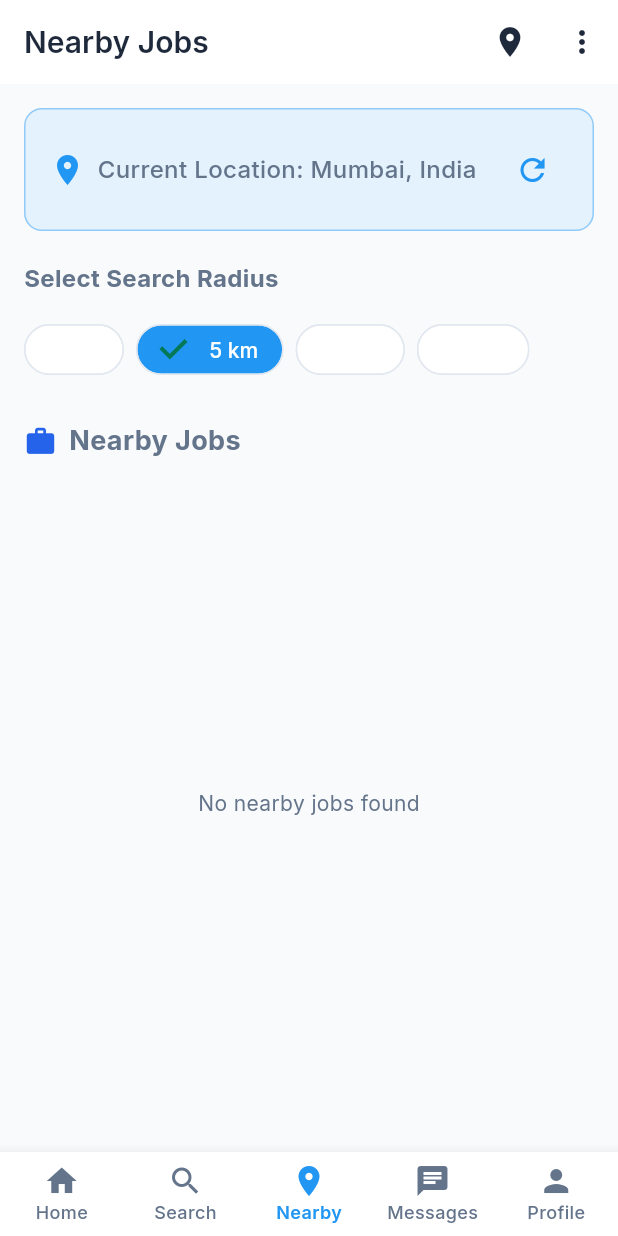
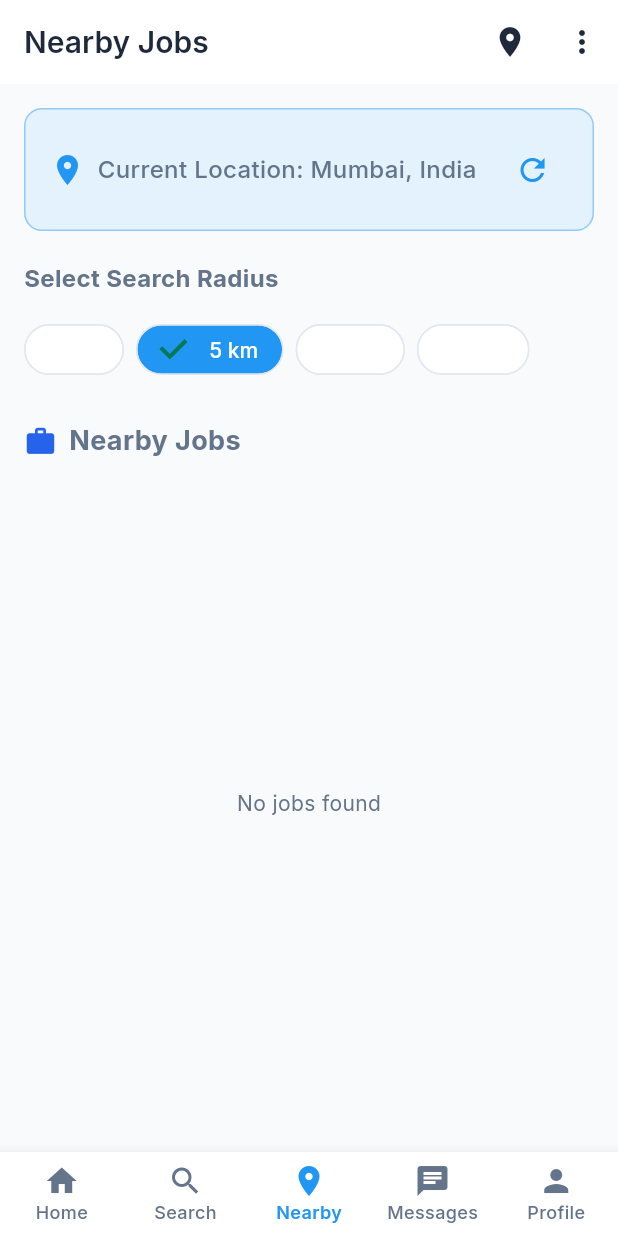
Before and after one commit to gargraman/dehadi, a Flutter app: the NearbyScreen screen opened directly, on a phone screen of 412 x 824 dp. Run offline on Flutter 3.47's test engine with Material 3 defaults, Android fonts, the phone set to English and light mode, and no system bars; our stand-ins replace geolocator, shared_preferences, speech_to_text; accounts and stored records are empty; network calls fail.

Commit message:
Update app screens to use localized text strings for better internationalization
Integrates AppLocalizations into JobDetailsScreen and NearbyScreen, replacing hardcoded strings with localized versions for improved internationalization.

Replit-Commit-Author: Agent
Replit-Commit-Session-Id: 062b38ab-9fec-4597-9939-1711e8e2aadf
Replit-Commit-Checkpoint-Type: intermediate_checkpoint
Replit-Commit-Event-Id: a5132073-a1f4-47a0-9e87-2917d3b65fbe
Replit-Commit-Screenshot-Url: https://storage.googleapis.com/screenshot-production-us-central1/53b2f37c-7a1d-438f-b4bc-e5e724098ef8/062b38ab-9fec-4597-9939-1711e8e2aadf/Vcxtdib

```diff
--- a/hireconnect_flutter/lib/screens/nearby_screen.dart
+++ b/hireconnect_flutter/lib/screens/nearby_screen.dart
@@ -1,4 +1,5 @@
 import 'package:flutter/material.dart';
+import '../l10n/app_localizations.dart';
 import '../widgets/job_card.dart';
 import '../models/job.dart';
 import '../services/api_service.dart';
@@ -81,15 +82,18 @@ class _NearbyScreenState extends State<NearbyScreen> {
 
   @override
   Widget build(BuildContext context) {
+    final l10n = AppLocalizations.of(context);
+
     return Scaffold(
       appBar: AppBar(
-        title: const Text('Nearby Jobs'),
+        title: Text(l10n?.nearbyJobs ?? 'Nearby Jobs'),
         actions: [
           IconButton(
             icon: const Icon(Icons.location_on),
             onPressed: () {
               // Handle location refresh
             },
+            tooltip: l10n?.refreshLocation ?? 'Refresh Location',
           ),
           PopupMenuButton<String>(
             onSelected: (String value) {
@@ -98,18 +102,18 @@ class _NearbyScreenState extends State<NearbyScreen> {
               }
             },
             itemBuilder: (BuildContext context) => <PopupMenuEntry<String>>[
-              const PopupMenuItem<String>(
+              PopupMenuItem<String>(
                 value: 'profile',
-                child: Text('Profile'),
+                child: Text(l10n?.profile ?? 'Profile'),
               ),
-              const PopupMenuItem<String>(
+              PopupMenuItem<String>(
                 value: 'settings',
-                child: Text('Settings'),
+                child: Text(l10n?.settings ?? 'Settings'),
               ),
               const PopupMenuDivider(),
-              const PopupMenuItem<String>(
+              PopupMenuItem<String>(
                 value: 'logout',
-                child: Text('Logout'),
+                child: Text(l10n?.logout ?? 'Logout'),
               ),
             ],
           ),
@@ -151,9 +155,9 @@ class _NearbyScreenState extends State<NearbyScreen> {
             const SizedBox(height: 20),
 
             // Radius selection
-            const Text(
-              'Select Search Radius',
-              style: TextStyle(
+            Text(
+              l10n?.searchRadius ?? 'Select Search Radius',
+              style: const TextStyle(
                 fontSize: 16,
                 fontWeight: FontWeight.bold,
               ),
@@ -182,9 +186,9 @@ class _NearbyScreenState extends State<NearbyScreen> {
               children: [
                 Icon(Icons.work, size: 22, color: Theme.of(context).colorScheme.primary),
                 const SizedBox(width: 8),
-                const Text(
-                  'Nearby Jobs',
-                  style: TextStyle(
+                Text(
+                  l10n?.nearbyJobs ?? 'Nearby Jobs',
+                  style: const TextStyle(
                     fontSize: 18,
                     fontWeight: FontWeight.bold,
                   ),
@@ -196,7 +200,7 @@ class _NearbyScreenState extends State<NearbyScreen> {
             // Jobs list
             Expanded(
               child: jobs.isEmpty
-                  ? const Center(child: Text('No nearby jobs found'))
+                  ? Center(child: Text(l10n?.noJobsFound ?? 'No nearby jobs found'))
                   : ListView.builder(
                       itemCount: jobs.length,
                       itemBuilder: (context, index) {
@@ -214,8 +218,8 @@ class _NearbyScreenState extends State<NearbyScreen> {
                           onApply: () {
                             // Handle job application
                             ScaffoldMessenger.of(context).showSnackBar(
-                              const SnackBar(
-                                content: Text('Applied to job successfully!'),
+                              SnackBar(
+                                content: Text(l10n?.appliedSuccessfully ?? 'Applied to job successfully!'),
                               ),
                             );
                           },
```
Also changed, not shown: hireconnect_flutter/lib/screens/job_details_screen.dart (+7 -2 lines).
